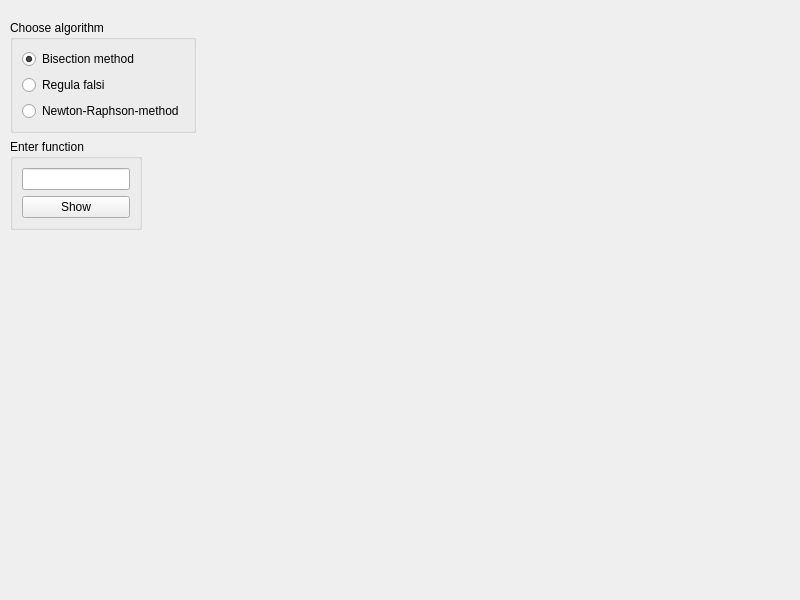
This is Determine-zeros-application/determinezerosapplication.ui in JoBo33/Determine-zeros as Qt 5 draws it before an edit. The edited form follows.
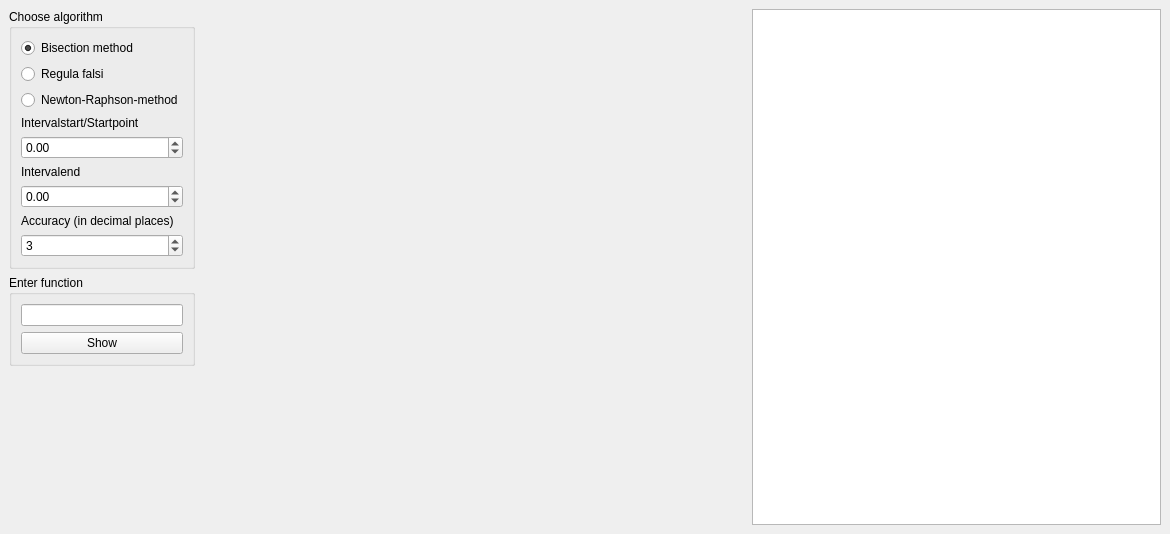
This is the edited form. Custom widgets are drawn as their Qt base class.

```diff
--- a/Determine-zeros-application/determinezerosapplication.ui
+++ b/Determine-zeros-application/determinezerosapplication.ui
@@ -6,40 +6,49 @@
    <rect>
     <x>0</x>
     <y>0</y>
+    <width>1170</width>
+    <height>534</height>
+   </rect>
+  </property>
+  <property name="minimumSize">
+   <size>
     <width>800</width>
-    <height>600</height>
-   </rect>
+    <height>400</height>
+   </size>
   </property>
   <property name="windowTitle">
    <string>DetermineZerosApplication</string>
   </property>
   <widget class="QWidget" name="centralwidget">
-   <widget class="QCustomPlot" name="plot" native="true">
-    <property name="geometry">
-     <rect>
-      <x>230</x>
-      <y>20</y>
-      <width>531</width>
-      <height>531</height>
-     </rect>
-    </property>
-   </widget>
-   <widget class="QWidget" name="formLayoutWidget">
-    <property name="geometry">
-     <rect>
-      <x>10</x>
-      <y>20</y>
-      <width>245</width>
-      <height>521</height>
-     </rect>
-    </property>
-    <layout class="QFormLayout" name="formLayout">
-     <item row="0" column="0">
+   <layout class="QHBoxLayout" name="horizontalLayout_3">
+    <item>
+     <layout class="QHBoxLayout" name="horizontalLayout_2" stretch="0,4,3">
+      <item>
+       <layout class="QVBoxLayout" name="verticalLayout_3">
+        <property name="sizeConstraint">
+         <enum>QLayout::SetDefaultConstraint</enum>
+        </property>
+        <item>
       <widget class="QGroupBox" name="groupBox">
+          <property name="sizePolicy">
+           <sizepolicy hsizetype="Fixed" vsizetype="Preferred">
+            <horstretch>0</horstretch>
+            <verstretch>0</verstretch>
+           </sizepolicy>
+          </property>
+          <property name="maximumSize">
+           <size>
+            <width>200</width>
+            <height>16777215</height>
+           </size>
+          </property>
        <property name="title">
         <string>Choose algorithm</string>
        </property>
        <layout class="QVBoxLayout" name="verticalLayout">
+           <property name="sizeConstraint">
+            <enum>QLayout::SetFixedSize</enum>
+           </property>
         <item>
          <widget class="QRadioButton" name="radioButtonBisection">
           <property name="text">
@@ -64,10 +73,95 @@
           </property>
          </widget>
         </item>
+           <item>
+            <widget class="QLabel" name="label">
+             <property name="text">
+              <string>Intervalstart/Startpoint</string>
+             </property>
+            </widget>
+           </item>
+           <item>
+            <widget class="QDoubleSpinBox" name="doubleSpinBoxStart">
+             <property name="locale">
+              <locale language="English" country="UnitedStates"/>
+             </property>
+             <property name="minimum">
+              <double>-99.989999999999995</double>
+             </property>
+            </widget>
+           </item>
+           <item>
+            <widget class="QLabel" name="label_2">
+             <property name="text">
+              <string>Intervalend</string>
+             </property>
+            </widget>
+           </item>
+           <item>
+            <widget class="QDoubleSpinBox" name="doubleSpinBoxEnd">
+             <property name="locale">
+              <locale language="English" country="UnitedStates"/>
+             </property>
+             <property name="minimum">
+              <double>-99.989999999999995</double>
+             </property>
+            </widget>
+           </item>
+           <item>
+            <widget class="QLabel" name="label_3">
+             <property name="text">
+              <string>Accuracy (in decimal places)</string>
+             </property>
+            </widget>
+           </item>
+           <item>
+            <widget class="QSpinBox" name="spinBoxAccuracy">
+             <property name="minimum">
+              <number>1</number>
+             </property>
+             <property name="maximum">
+              <number>9</number>
+             </property>
+             <property name="value">
+              <number>3</number>
+             </property>
+            </widget>
+           </item>
        </layout>
       </widget>
      </item>
-     <item row="2" column="0">
+        <item>
+         <widget class="QGroupBox" name="groupBox_2">
+          <property name="sizePolicy">
+           <sizepolicy hsizetype="Maximum" vsizetype="Preferred">
+            <horstretch>0</horstretch>
+            <verstretch>0</verstretch>
+           </sizepolicy>
+          </property>
+          <property name="maximumSize">
+           <size>
+            <width>200</width>
+            <height>16777215</height>
+           </size>
+          </property>
+          <property name="title">
+           <string>Enter function</string>
+          </property>
+          <layout class="QVBoxLayout" name="verticalLayout_2">
+           <item>
+            <widget class="QLineEdit" name="lineEdit"/>
+           </item>
+           <item>
+            <widget class="QPushButton" name="pushButtonShow">
+             <property name="text">
+              <string>Show</string>
+             </property>
+            </widget>
+           </item>
+          </layout>
+         </widget>
+        </item>
+        <item>
       <spacer name="verticalSpacer">
        <property name="orientation">
         <enum>Qt::Vertical</enum>
@@ -80,27 +174,53 @@
        </property>
       </spacer>
      </item>
-     <item row="1" column="0">
-      <widget class="QGroupBox" name="groupBox_2">
-       <property name="title">
-        <string>Enter function</string>
-       </property>
-       <layout class="QVBoxLayout" name="verticalLayout_2">
+       </layout>
+      </item>
         <item>
-         <widget class="QLineEdit" name="lineEdit"/>
+       <widget class="QCustomPlot" name="plot" native="true">
+        <property name="sizePolicy">
+         <sizepolicy hsizetype="Expanding" vsizetype="Expanding">
+          <horstretch>0</horstretch>
+          <verstretch>0</verstretch>
+         </sizepolicy>
+        </property>
+       </widget>
         </item>
         <item>
-         <widget class="QPushButton" name="pushButtonShow">
-          <property name="text">
-           <string>Show</string>
-          </property>
+       <layout class="QVBoxLayout" name="verticalLayout_6" stretch="0">
+        <property name="spacing">
+         <number>6</number>
+        </property>
+        <property name="sizeConstraint">
+         <enum>QLayout::SetMaximumSize</enum>
+        </property>
+        <item>
+         <widget class="QTableWidget" name="tableWidgetZerosIterations">
+          <property name="sizePolicy">
+           <sizepolicy hsizetype="Maximum" vsizetype="Expanding">
+            <horstretch>0</horstretch>
+            <verstretch>0</verstretch>
+           </sizepolicy>
+          </property>
+          <property name="maximumSize">
+           <size>
+            <width>500</width>
+            <height>2000</height>
+           </size>
+          </property>
+          <property name="editTriggers">
+           <set>QAbstractItemView::NoEditTriggers</set>
+          </property>
+          <attribute name="verticalHeaderVisible">
+           <bool>false</bool>
+          </attribute>
          </widget>
         </item>
        </layout>
-      </widget>
-     </item>
-    </layout>
-   </widget>
+      </item>
+     </layout>
+    </item>
+   </layout>
   </widget>
  </widget>
  <customwidgets>
```
Lines whose indentation alone changed are shown as unchanged.
